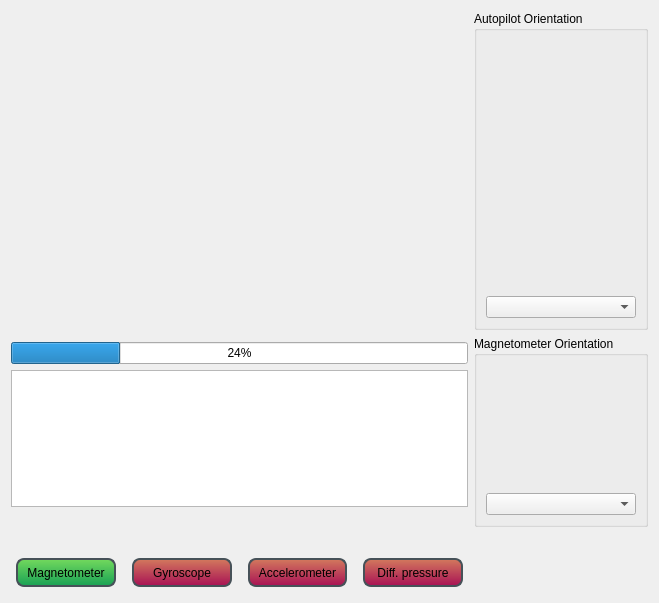
First picture: the form in src/ui/px4_configuration/QGCPX4SensorCalibration.ui, repository mavlink/qgroundcontrol, before the edit.
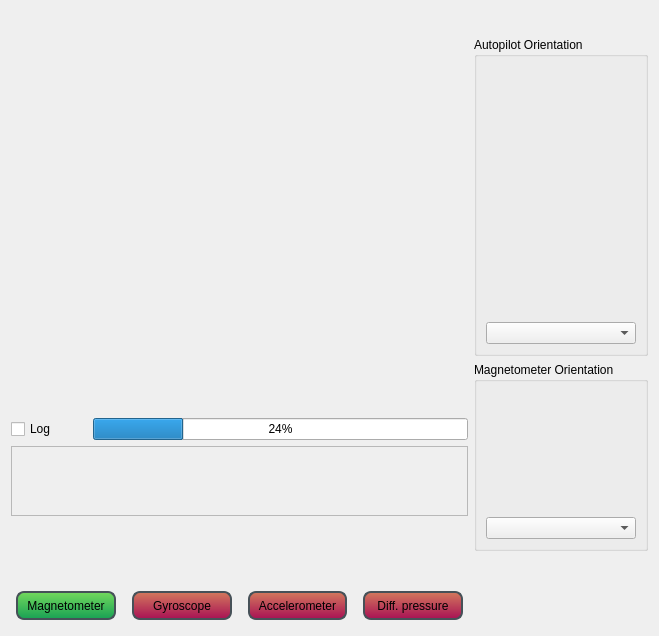
Second picture: the form after the edit. Icons and pictures are not drawn.

Commit message: Improve layout of sensor calibration

The edit to the form file:
```diff
--- a/src/ui/px4_configuration/QGCPX4SensorCalibration.ui
+++ b/src/ui/px4_configuration/QGCPX4SensorCalibration.ui
@@ -7,7 +7,7 @@
     <x>0</x>
     <y>0</y>
     <width>659</width>
-    <height>603</height>
+    <height>636</height>
    </rect>
   </property>
   <property name="windowTitle">
@@ -36,24 +36,75 @@
     border: 2px solid #465158;
 }</string>
   </property>
-  <layout class="QGridLayout" name="gridLayout" rowstretch="20,0,0,0,0,0,0" columnstretch="30,0,0,0">
-   <item row="3" column="0" colspan="2">
-    <widget class="QPlainTextEdit" name="textView"/>
+  <layout class="QGridLayout" name="gridLayout" rowstretch="40,5,1,1,1,1,1,1" columnstretch="1,2,30,1,1,10">
+   <item row="0" column="4" rowspan="6" colspan="2">
+    <layout class="QVBoxLayout" name="verticalLayout_4" stretch="0,10,10">
+     <item>
+      <spacer name="verticalSpacer_2">
+       <property name="orientation">
+        <enum>Qt::Vertical</enum>
+       </property>
+       <property name="sizeHint" stdset="0">
+        <size>
+         <width>20</width>
+         <height>40</height>
+        </size>
+       </property>
+      </spacer>
+     </item>
+     <item>
+      <widget class="QGroupBox" name="groupBox_2">
+       <property name="title">
+        <string>Autopilot Orientation</string>
+       </property>
+       <layout class="QVBoxLayout" name="verticalLayout_2">
+        <item>
+         <widget class="QLabel" name="autopilotLabel">
+          <property name="minimumSize">
+           <size>
+            <width>0</width>
+            <height>250</height>
+           </size>
+          </property>
+          <property name="text">
+           <string/>
+          </property>
+         </widget>
+        </item>
+        <item>
+         <widget class="QComboBox" name="autopilotComboBox"/>
+        </item>
+       </layout>
+      </widget>
+     </item>
+     <item>
+      <widget class="QGroupBox" name="groupBox">
+       <property name="title">
+        <string>Magnetometer Orientation</string>
+       </property>
+       <layout class="QVBoxLayout" name="verticalLayout">
+        <item>
+         <widget class="QLabel" name="gpsLabel">
+          <property name="minimumSize">
+           <size>
+            <width>150</width>
+            <height>120</height>
+           </size>
+          </property>
+          <property name="text">
+           <string/>
+          </property>
+         </widget>
+        </item>
+        <item>
+         <widget class="QComboBox" name="magComboBox"/>
+        </item>
+       </layout>
+      </widget>
+     </item>
+    </layout>
    </item>
-   <item row="6" column="2">
-    <spacer name="horizontalSpacer">
-     <property name="orientation">
-      <enum>Qt::Horizontal</enum>
-     </property>
-     <property name="sizeHint" stdset="0">
-      <size>
-       <width>40</width>
-       <height>20</height>
-      </size>
-     </property>
-    </spacer>
-   </item>
-   <item row="5" column="0" colspan="4">
+   <item row="6" column="2" colspan="4">
     <spacer name="verticalSpacer">
      <property name="orientation">
       <enum>Qt::Vertical</enum>
@@ -66,8 +117,29 @@
      </property>
     </spacer>
    </item>
-   <item row="6" column="0" colspan="2">
-    <layout class="QGridLayout" name="gridLayout_2">
+   <item row="0" column="0" rowspan="2" colspan="4">
+    <widget class="QLabel" name="iconLabel">
+     <property name="text">
+      <string/>
+     </property>
+    </widget>
+   </item>
+   <item row="2" column="2" colspan="2">
+    <widget class="QProgressBar" name="progressBar">
+     <property name="value">
+      <number>24</number>
+     </property>
+    </widget>
+   </item>
+   <item row="3" column="0" colspan="4">
+    <widget class="QPlainTextEdit" name="textView">
+     <property name="enabled">
+      <bool>false</bool>
+     </property>
+    </widget>
+   </item>
+   <item row="7" column="0" colspan="4">
+    <layout class="QGridLayout" name="gridLayout_2" columnstretch="1,1,1,1">
      <item row="0" column="2">
       <widget class="QLabel" name="accelLabel">
        <property name="text">
@@ -154,77 +226,46 @@
      </item>
     </layout>
    </item>
-   <item row="2" column="0" colspan="2">
-    <widget class="QProgressBar" name="progressBar">
-     <property name="value">
-      <number>24</number>
-     </property>
-    </widget>
-   </item>
-   <item row="0" column="2" colspan="2">
-    <widget class="QGroupBox" name="groupBox_2">
-     <property name="title">
-      <string>Autopilot Orientation</string>
-     </property>
-     <layout class="QVBoxLayout" name="verticalLayout_2">
-      <item>
-       <widget class="QLabel" name="autopilotLabel">
-        <property name="minimumSize">
-         <size>
-          <width>0</width>
-          <height>250</height>
-         </size>
-        </property>
-        <property name="text">
-         <string/>
-        </property>
-       </widget>
-      </item>
-      <item>
-       <widget class="QComboBox" name="autopilotComboBox"/>
-      </item>
-     </layout>
-    </widget>
-   </item>
-   <item row="0" column="0" rowspan="2" colspan="2">
-    <widget class="QLabel" name="iconLabel">
-     <property name="text">
-      <string/>
-     </property>
-    </widget>
-   </item>
-   <item row="4" column="0" colspan="2">
+   <item row="5" column="0" colspan="4">
     <widget class="QLabel" name="instructionLabel">
      <property name="text">
       <string/>
      </property>
     </widget>
    </item>
-   <item row="1" column="2" rowspan="4" colspan="2">
-    <widget class="QGroupBox" name="groupBox">
-     <property name="title">
-      <string>Magnetometer Orientation</string>
+   <item row="7" column="4">
+    <spacer name="horizontalSpacer">
+     <property name="orientation">
+      <enum>Qt::Horizontal</enum>
      </property>
-     <layout class="QVBoxLayout" name="verticalLayout">
-      <item>
-       <widget class="QLabel" name="gpsLabel">
-        <property name="minimumSize">
-         <size>
-          <width>150</width>
-          <height>120</height>
-         </size>
-        </property>
-        <property name="text">
-         <string/>
-        </property>
-       </widget>
-      </item>
-      <item>
-       <widget class="QComboBox" name="magComboBox"/>
-      </item>
-     </layout>
+     <property name="sizeHint" stdset="0">
+      <size>
+       <width>40</width>
+       <height>20</height>
+      </size>
+     </property>
+    </spacer>
+   </item>
+   <item row="2" column="0">
+    <widget class="QCheckBox" name="logCheckBox">
+     <property name="text">
+      <string>Log</string>
+     </property>
     </widget>
    </item>
+   <item row="2" column="1">
+    <spacer name="horizontalSpacer_2">
+     <property name="orientation">
+      <enum>Qt::Horizontal</enum>
+     </property>
+     <property name="sizeHint" stdset="0">
+      <size>
+       <width>40</width>
+       <height>20</height>
+      </size>
+     </property>
+    </spacer>
+   </item>
   </layout>
  </widget>
  <resources>
```
The commit also changes 1 other file.
